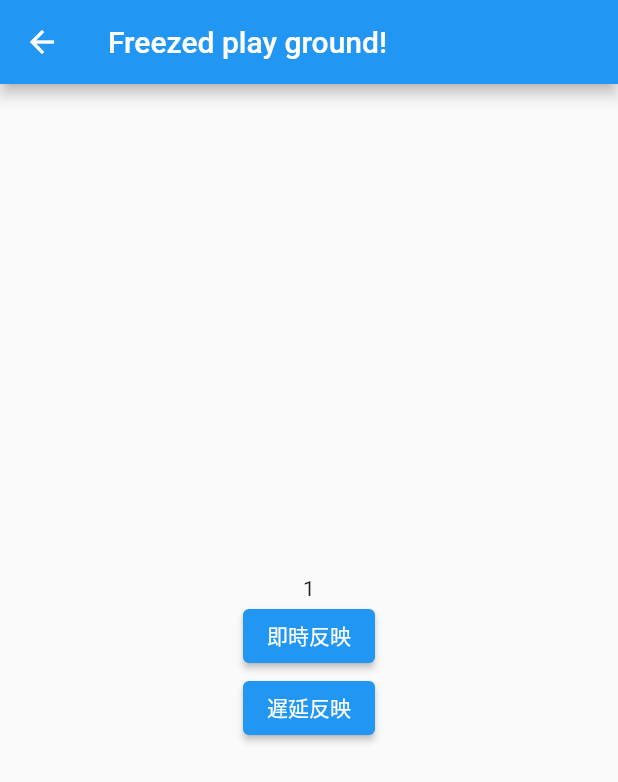
After one commit to kazuki-oshino/experimental_site, a Flutter app: the FreezedPlayGround screen opened by its route, after a tap on "即時反映", on a phone screen of 412 x 824 dp. The commit adds this screen. Shown: the top 782 px of the screen. Run offline on Flutter 3.47's test engine with Material 2 defaults, Android fonts, the phone set to English and light mode, and no system bars; our stand-ins replace auto_route, flutter_svg, freezed_annotation, hooks_riverpod; generated files the repository leaves out were written again.

Commit message:
:sparkles: freezed play ground.

```diff
--- a/analysis_options.yaml
+++ b/analysis_options.yaml
@@ -1,5 +1,7 @@
 include: package:pedantic_mono/analysis_options.yaml
 analyzer:
+  errors:
+    invalid_annotation_target: ignore
   exclude:
     - lib/**/*.g.dart
 linter:
--- a/lib/main.dart
+++ b/lib/main.dart
@@ -77,6 +77,10 @@ class _MyHomePageState extends State<MyHomePage> {
               onPressed: () => context.router.pushNamed('/enum-play-ground'),
               child: const Text('Enum'),
             ),
+            ElevatedButton(
+              onPressed: () => context.router.pushNamed('/freezed-play-ground'),
+              child: const Text('Freezed'),
+            ),
           ],
         ),
       ),
--- a/lib/router/router.dart
+++ b/lib/router/router.dart
@@ -1,6 +1,7 @@
 import 'package:auto_route/auto_route.dart';
 import 'package:experimental_site/views/cool_divider/cool_divider_page.dart';
 import 'package:experimental_site/views/enum_play_ground/enum_play_ground.dart';
+import 'package:experimental_site/views/freezed_play_ground/freezed_play_ground.dart';
 import 'package:experimental_site/views/riverpod/riverpod_stateless.dart';
 
 import '../../main.dart';
@@ -42,6 +43,10 @@ import '../views/view.dart';
       page: EnumPlayGround,
       path: '/enum-play-ground',
     ),
+    AutoRoute<dynamic>(
+      page: FreezedPlayGround,
+      path: '/freezed-play-ground',
+    ),
   ],
 )
 class $RootRouter {}
--- /dev/null
+++ b/lib/view_models/controller/exclusive_count_controller.dart
@@ -0,0 +1,32 @@
+import 'package:hooks_riverpod/hooks_riverpod.dart';
+
+import '../state/exclusive_count_state.dart';
+
+final exclusiveCountProvider =
+    StateNotifierProvider<ExclusiveCountController, ExclusiveCountState>(
+  (ref) => ExclusiveCountController(),
+);
+
+class ExclusiveCountController extends StateNotifier<ExclusiveCountState> {
+  ExclusiveCountController() : super(const ExclusiveCountState.count());
+
+  void normalIncrement() {
+    state.maybeWhen(
+      count: (count) => state = ExclusiveCountState.count(count: count + 1),
+      orElse: () {},
+    );
+  }
+
+  Future<void> delayIncrement() async {
+    final current = state.maybeWhen(count: (count) => count, orElse: () => 0);
+    state.maybeWhen(
+      count: (count) => state = const ExclusiveCountState.loading(),
+      orElse: () {
+        return;
+      },
+    );
+
+    await Future<void>.delayed(const Duration(seconds: 3));
+    state = ExclusiveCountState.count(count: current + 1);
+  }
+}
--- /dev/null
+++ b/lib/view_models/state/exclusive_count_state.dart
@@ -0,0 +1,11 @@
+import 'package:flutter/foundation.dart';
+import 'package:freezed_annotation/freezed_annotation.dart';
+part 'exclusive_count_state.freezed.dart';
+
+@freezed
+class ExclusiveCountState with _$ExclusiveCountState {
+  const factory ExclusiveCountState.count({
+    @Default(0) int count,
+  }) = _ExclusiveCountState;
+  const factory ExclusiveCountState.loading() = Loading;
+}
--- /dev/null
+++ b/lib/views/freezed_play_ground/freezed_play_ground.dart
@@ -0,0 +1,37 @@
+import 'package:experimental_site/view_models/controller/exclusive_count_controller.dart';
+import 'package:flutter/material.dart';
+import 'package:hooks_riverpod/hooks_riverpod.dart';
+
+class FreezedPlayGround extends HookConsumerWidget {
+  const FreezedPlayGround({super.key});
+
+  @override
+  Widget build(BuildContext context, WidgetRef ref) {
+    final state = ref.watch(exclusiveCountProvider);
+    final notifier = ref.watch(exclusiveCountProvider.notifier);
+    return Scaffold(
+      appBar: AppBar(
+        title: const Text('Freezed play ground!'),
+      ),
+      body: Center(
+        child: Column(
+          mainAxisAlignment: MainAxisAlignment.center,
+          children: [
+            state.when(
+              count: (count) => Text('$count'),
+              loading: CircularProgressIndicator.new,
+            ),
+            ElevatedButton(
+              onPressed: notifier.normalIncrement,
+              child: const Text('即時反映'),
+            ),
+            ElevatedButton(
+              onPressed: notifier.delayIncrement,
+              child: const Text('遅延反映'),
+            ),
+          ],
+        ),
+      ),
+    );
+  }
+}
--- a/pubspec.yaml
+++ b/pubspec.yaml
@@ -16,14 +16,15 @@ dependencies:
   flutter_hooks: ^0.18.4
   flutter_svg: ^1.0.3
   freezed: ^2.0.3+1
+  freezed_annotation: ^2.0.3
   hooks_riverpod: ^1.0.4
+  json_annotation: ^4.5.0
 
 dev_dependencies:
   auto_route_generator: ^4.0.0
   build_runner: ^2.1.10
   flutter_test:
     sdk: flutter
-  freezed_annotation: ^2.0.3
   pedantic_mono:
 
 flutter:
```
Also changed, not shown: lib/router/router.gr.dart, pubspec.lock.
